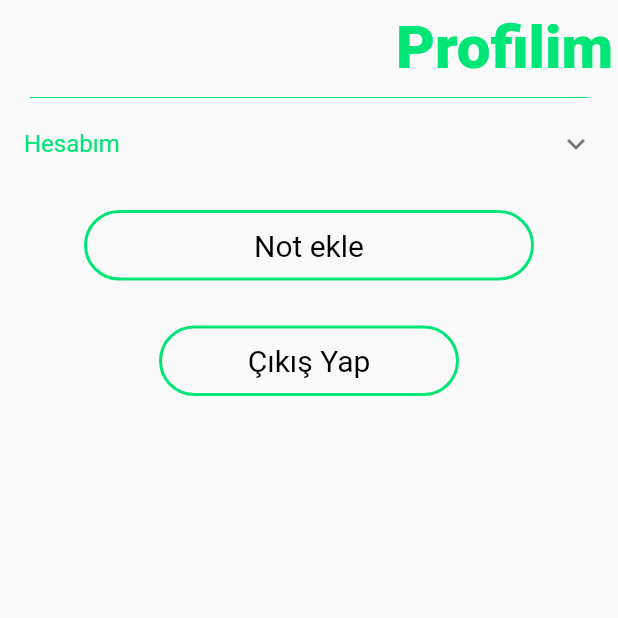
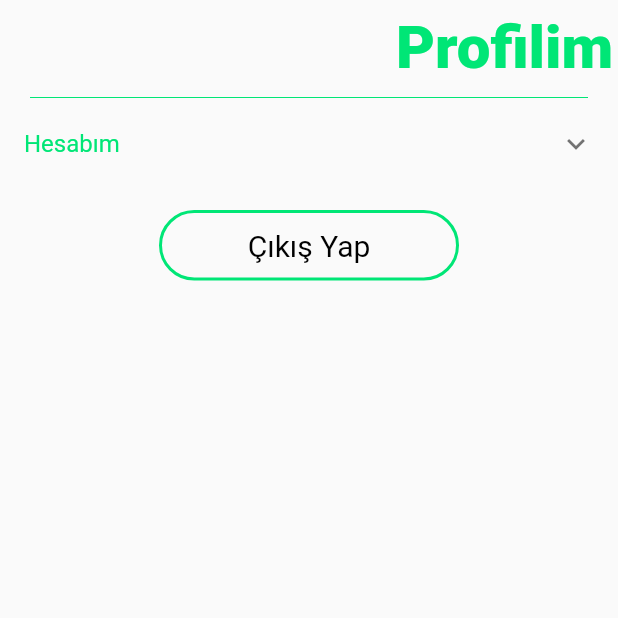
Before and after one commit to farukkarakuz/3311456_213311032, a Flutter app: the profiluser screen opened directly, on a phone screen of 412 x 824 dp, the top half of it. Run offline on Flutter 3.47's test engine with Material 2 defaults, Android fonts, the phone set to English and light mode, and no system bars; our stand-ins replace animated_notch_bottom_bar, cloud_firestore, firebase_auth, firebase_core; accounts and stored records are empty.

Commit message:
düzenlendi

```diff
--- a/lib/view/profil_user.dart
+++ b/lib/view/profil_user.dart
@@ -75,34 +75,7 @@ class _profiluserState extends State<profiluser> {
               ))
             ],
           ),
-          Padding(
-            padding: const EdgeInsets.all(15),
-            child: InkWell(
-              onTap: () {
-                Navigator.push(
-                    context, MaterialPageRoute(builder: (context) => MyApp()));
-              },
-              child: Container(
-                width: 300,
-                padding: EdgeInsets.symmetric(vertical: 5),
-                decoration: BoxDecoration(
-                    border: Border.all(
-                        color: Color.fromARGB(255, 0, 230, 118), width: 2),
-                    borderRadius: BorderRadius.all(Radius.circular(30))),
-                child: Padding(
-                  padding: const EdgeInsets.all(5.0),
-                  child: Center(
-                      child: Text(
-                    "Not ekle",
-                    style: TextStyle(
-                      color: Colors.black,
-                      fontSize: 20,
-                    ),
-                  )),
-                ),
-              ),
-            ),
-          ),
+
 
           Padding(
             padding: const EdgeInsets.all(15),
```
